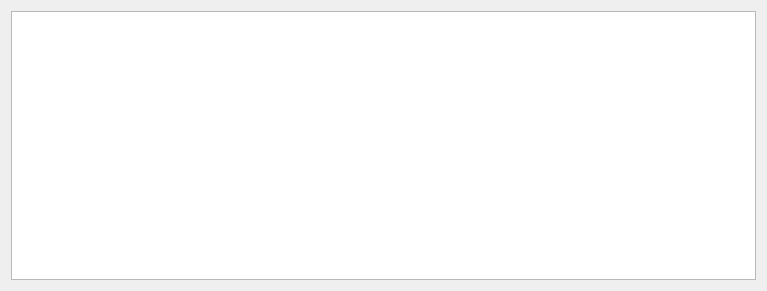
Before: the Qt Designer form Gui/Control/LogControl.ui in taynpg/frelay, drawn with Qt 5.
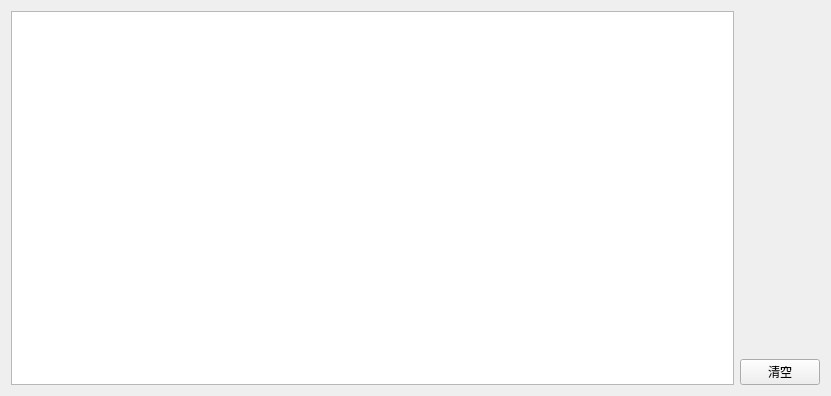
After: the same form once the commit is applied.

The edit to the form file:
```diff
--- a/Gui/Control/LogControl.ui
+++ b/Gui/Control/LogControl.ui
@@ -6,8 +6,8 @@
    <rect>
     <x>0</x>
     <y>0</y>
-    <width>767</width>
-    <height>291</height>
+    <width>831</width>
+    <height>396</height>
    </rect>
   </property>
   <property name="windowTitle">
@@ -17,6 +17,33 @@
    <item>
     <widget class="QPlainTextEdit" name="pedText"/>
    </item>
+   <item>
+    <layout class="QVBoxLayout" name="verticalLayout">
+     <item>
+      <spacer name="verticalSpacer">
+       <property name="orientation">
+        <enum>Qt::Orientation::Vertical</enum>
+       </property>
+       <property name="sizeType">
+        <enum>QSizePolicy::Policy::Expanding</enum>
+       </property>
+       <property name="sizeHint" stdset="0">
+        <size>
+         <width>20</width>
+         <height>60</height>
+        </size>
+       </property>
+      </spacer>
+     </item>
+     <item>
+      <widget class="QPushButton" name="btnClear">
+       <property name="text">
+        <string>清空</string>
+       </property>
+      </widget>
+     </item>
+    </layout>
+   </item>
   </layout>
  </widget>
  <resources/>
```
